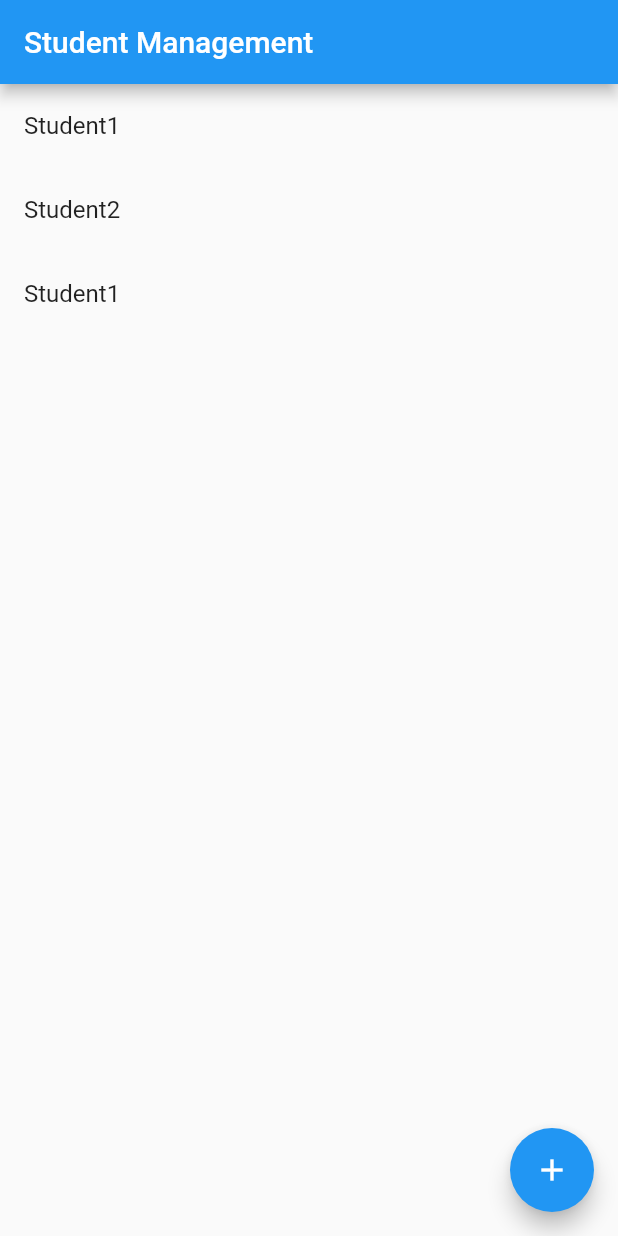
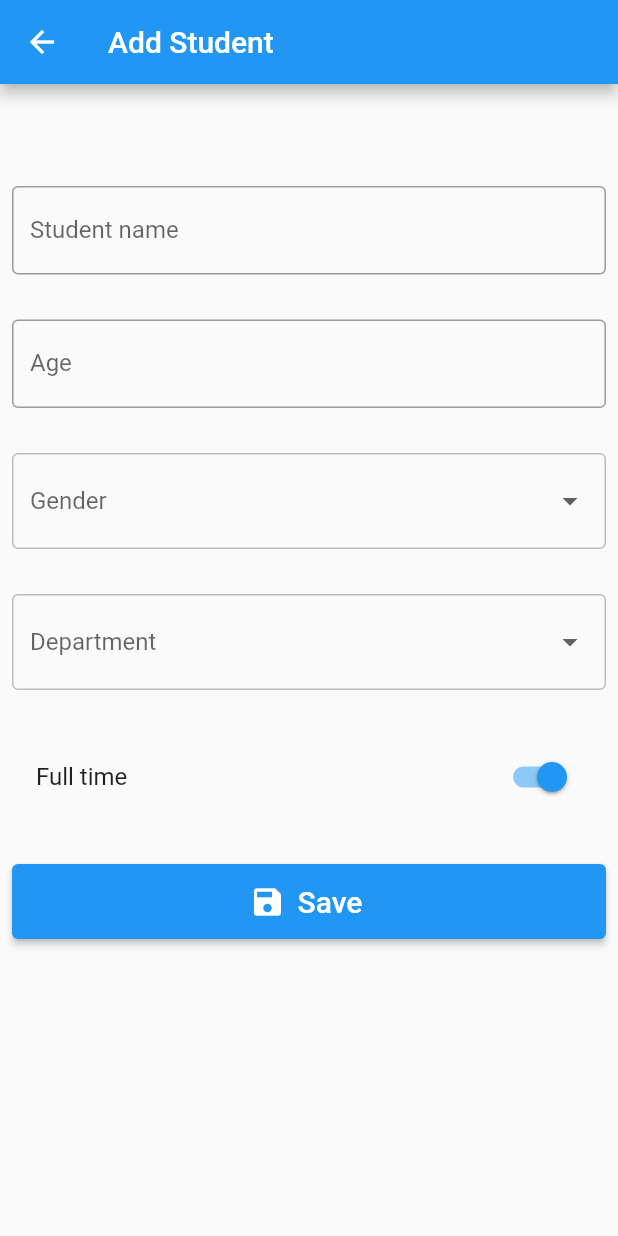
Before and after one commit to hariananthaa/fluttter_student_management, a Flutter app: the screen it shows after launch, after a tap on the "add" icon, on a phone screen of 412 x 824 dp. Run offline on Flutter 3.47's test engine with Material 2 defaults, Android fonts, the light colour scheme and no system bars; our stand-ins replace form_field_validator.

Commit message:
Student crud except delete

```diff
--- a/lib/models/student_list.dart
+++ b/lib/features/student/models/student_list.dart
@@ -1,4 +1,4 @@
-import 'package:flutter_student_management/models/student.dart';
+import 'package:flutter_student_management/features/student/models/student.dart';
 
 class StudentList {
   List<Student> items = [
--- /dev/null
+++ b/lib/features/student/view_model/student_list_view_model.dart
@@ -0,0 +1,21 @@
+import 'package:flutter/material.dart';
+import 'package:flutter_student_management/features/student/models/student.dart';
+import 'package:flutter_student_management/features/student/models/student_list.dart';
+
+class StudentListViewModel with ChangeNotifier {
+  final StudentList _studentList;
+
+  StudentListViewModel(this._studentList);
+
+  List<Student> get items => _studentList.items;
+
+  void addItem(Student student) {
+    _studentList.items.add(student);
+    notifyListeners();
+  }
+
+  void editStudentDetails(int index, Student student) {
+    _studentList.items[index] = student;
+    notifyListeners();
+  }
+}
--- /dev/null
+++ b/lib/features/student/views/student_details_view.dart
@@ -0,0 +1,263 @@
+// ignore_for_file: public_member_api_docs, sort_constructors_first
+import 'package:flutter/material.dart';
+import 'package:flutter_student_management/features/student/view_model/student_list_view_model.dart';
+import 'package:flutter_student_management/features/student/models/student.dart';
+import 'package:form_field_validator/form_field_validator.dart';
+
+import 'package:flutter_student_management/helpers/department_list.dart';
+import 'package:flutter_student_management/helpers/gender_list.dart';
+
+class DetailsPage extends StatefulWidget {
+  final StudentListViewModel viewModel;
+  final int? index;
+  const DetailsPage({
+    Key? key,
+    this.index,
+    required this.viewModel,
+  }) : super(key: key);
+
+  @override
+  State<DetailsPage> createState() => _DetailsPageState();
+}
+
+class _DetailsPageState extends State<DetailsPage> {
+  final GlobalKey<FormState> _formKey = GlobalKey();
+
+  String? _name;
+  int? _age;
+  String? _gender;
+  String? _department;
+  bool _isFullTime = true;
+
+  @override
+  void initState() {
+    super.initState();
+    if (widget.index != null) {
+      _name = widget.viewModel.items[widget.index!].name;
+      _age = widget.viewModel.items[widget.index!].age;
+      _gender = widget.viewModel.items[widget.index!].gender;
+      _department = widget.viewModel.items[widget.index!].department;
+      _isFullTime = widget.viewModel.items[widget.index!].isFullTime;
+    }
+  }
+
+  // This function is triggered when the "Save" button is pressed
+  void _saveForm() {
+    if (_formKey.currentState!.validate()) {
+      // Save the form data
+      _formKey.currentState!.save();
+
+      // Print the form data to the console
+      print('Name: $_name');
+      print('Age: $_age');
+      print('Gender: $_gender');
+      print('Department: $_department');
+      print('Full time: $_isFullTime');
+
+      Student student =
+          Student(_name!, _age!, _gender!, _department!, _isFullTime);
+
+      if (widget.index == null) {
+        widget.viewModel.addItem(student);
+      } else {
+        widget.viewModel.editStudentDetails(widget.index!, student);
+      }
+
+      Navigator.of(context).pop();
+    }
+  }
+
+  @override
+  Widget build(BuildContext context) {
+    return Scaffold(
+      appBar: AppBar(
+        automaticallyImplyLeading: true,
+        title: Text(widget.index == null ? 'Add Student' : "Edit Student"),
+      ),
+      body: SingleChildScrollView(
+        child: Padding(
+          padding: const EdgeInsets.all(8.0),
+          child: Form(
+            key: _formKey,
+            child: Column(
+              children: [
+                const SizedBox(
+                  height: 30,
+                ),
+
+                // Avatar section
+                widget.index != null
+                    ? Container(
+                        alignment: Alignment.center,
+                        height: 100,
+                        width: 100,
+                        decoration: BoxDecoration(
+                          color: Colors.deepPurple,
+                          borderRadius: BorderRadius.circular(50),
+                        ),
+                        child: Text(
+                          widget.viewModel.items[widget.index!].name[0],
+                          style: const TextStyle(
+                            color: Colors.white,
+                            fontSize: 50,
+                          ),
+                        ),
+                      )
+                    : const SizedBox(),
+
+                const SizedBox(
+                  height: 30,
+                ),
+
+                // Name text field
+                TextFormField(
+                  initialValue: _name,
+                  keyboardType: TextInputType.text,
+                  textInputAction: TextInputAction.next,
+                  validator: MultiValidator([
+                    RequiredValidator(errorText: 'Name is required'),
+                  ]),
+                  decoration: const InputDecoration(
+                    labelText: 'Student name',
+                    border: OutlineInputBorder(),
+                    errorBorder: OutlineInputBorder(
+                      borderSide: BorderSide(color: Colors.red, width: 1.5),
+                    ),
+                  ),
+                  onSaved: (value) => _name = value,
+                ),
+
+                const SizedBox(
+                  height: 30,
+                ),
+
+                // Age field
+                TextFormField(
+                  initialValue: widget.index != null
+                      ? widget.viewModel.items[widget.index!].age.toString()
+                      : null,
+                  keyboardType: TextInputType.number,
+                  validator: (val) {
+                    if (val == null || val.isEmpty) {
+                      return "Age is required";
+                    }
+                    try {
+                      int value = int.parse(val);
+                      if (value < 17 || value > 65) {
+                        return "Age must between 17 to 65";
+                      }
+                    } catch (e) {
+                      return "Invalid age";
+                    }
+                    return null;
+                  },
+                  decoration: const InputDecoration(
+                    labelText: 'Age',
+                    // This is the normal border
+                    border: OutlineInputBorder(),
+                    // This is the error border
+                    errorBorder: OutlineInputBorder(
+                      borderSide: BorderSide(color: Colors.red, width: 1.5),
+                    ),
+                  ),
+                  onSaved: (value) => _age = int.tryParse(value!),
+                ),
+
+                const SizedBox(
+                  height: 30,
+                ),
+
+                // Gender dropdown
+                DropdownButtonFormField(
+                  validator: (value) {
+                    if (value == null || value.isEmpty) {
+                      return "Gender is required";
+                    }
+                    return null;
+                  },
+                  decoration: InputDecoration(
+                    labelText: "Gender",
+                    enabledBorder: OutlineInputBorder(
+                      borderSide:
+                          BorderSide(width: 1, color: Colors.grey.shade400),
+                    ),
+                    border: const OutlineInputBorder(
+                      borderSide: BorderSide(width: 1),
+                    ),
+                  ),
+                  value: _gender,
+                  onChanged: (String? newValue) {
+                    setState(() {
+                      _gender = newValue!;
+                    });
+                  },
+                  items: genderList,
+                ),
+
+                const SizedBox(
+                  height: 30,
+                ),
+
+                // Department dropdown
+                DropdownButtonFormField(
+                  validator: (value) {
+                    if (value == null || value.isEmpty) {
+                      return "Department is required";
+                    }
+                    return null;
+                  },
+                  decoration: InputDecoration(
+                    labelText: "Department",
+                    enabledBorder: OutlineInputBorder(
+                      borderSide:
+                          BorderSide(width: 1, color: Colors.grey.shade400),
+                    ),
+                    border: const OutlineInputBorder(
+                      borderSide: BorderSide(width: 1),
+                    ),
+                  ),
+                  value: _department,
+                  onChanged: (String? newValue) {
+                    setState(() {
+                      _department = newValue!;
+                    });
+                  },
+                  items: departmentsList,
+                ),
+
+                const SizedBox(
+                  height: 30,
+                ),
+
+                // Full time or not switch
+                SwitchListTile(
+                  title: const Text('Full time'),
+                  value: _isFullTime,
+                  onChanged: (value) => setState(() => _isFullTime = value),
+                ),
+
+                const SizedBox(
+                  height: 30,
+                ),
+
+                // Save button
+                SizedBox(
+                  width: double.infinity,
+                  height: 50,
+                  child: ElevatedButton.icon(
+                    onPressed: _saveForm,
+                    icon: const Icon(Icons.save),
+                    label: const Text(
+                      'Save',
+                      style: TextStyle(fontSize: 20),
+                    ),
+                  ),
+                )
+              ],
+            ),
+          ),
+        ),
+      ),
+    );
+  }
+}
--- /dev/null
+++ b/lib/features/student/views/student_list_view.dart
@@ -0,0 +1,83 @@
+import 'package:flutter/material.dart';
+import 'package:flutter_student_management/features/student/view_model/student_list_view_model.dart';
+import 'package:flutter_student_management/features/student/views/student_details_view.dart';
+
+class HomePage extends StatefulWidget {
+  final StudentListViewModel viewModel;
+  const HomePage({super.key, required this.viewModel});
+
+  @override
+  _HomePageState createState() => _HomePageState();
+}
+
+class _HomePageState extends State<HomePage> {
+  @override
+  Widget build(BuildContext context) {
+    return Scaffold(
+      appBar: AppBar(
+        title: const Text('Student list'),
+      ),
+      body: ListView.builder(
+        itemCount: widget.viewModel.items.length,
+        itemBuilder: (context, index) {
+          return InkWell(
+            onTap: () {
+              Navigator.of(context).push(
+                MaterialPageRoute(
+                  builder: (context) => DetailsPage(
+                    index: index,
+                    viewModel: widget.viewModel,
+                  ),
+                ),
+              );
+            },
+            child: Container(
+              decoration: BoxDecoration(
+                border: Border(
+                  bottom: BorderSide(
+                    color: Colors.grey.shade300,
+                  ),
+                ),
+              ),
+              child: ListTile(
+                leading: Container(
+                  alignment: Alignment.center,
+                  height: 50,
+                  width: 50,
+                  decoration: BoxDecoration(
+                    color: Colors.deepPurple,
+                    borderRadius: BorderRadius.circular(50),
+                  ),
+                  child: Text(
+                    widget.viewModel.items[index].name[0],
+                    style: const TextStyle(
+                      color: Colors.white,
+                      fontSize: 22,
+                    ),
+                  ),
+                ),
+                title: Text(widget.viewModel.items[index].name),
+                subtitle: Text(widget.viewModel.items[index].department),
+              ),
+            ),
+          );
+        },
+      ),
+      floatingActionButton: FloatingActionButton(
+        onPressed: () {
+          Navigator.of(context).push(
+            MaterialPageRoute(
+              builder: (BuildContext context) => DetailsPage(
+                viewModel: widget.viewModel,
+              ),
+            ),
+          );
+          // _viewModel.addItem(
+          //     Student('Student1', 20, 'Male', 'Computer Science', true));
+          // setState(() {});
+        },
+        child: const Icon(Icons.add),
+      ),
+    );
+  }
+}
--- a/lib/features/student_details_view.dart
+++ /dev/null
@@ -1,18 +0,0 @@
-import 'package:flutter/material.dart';
-
-/// Displays detailed information about a SampleItem.
-class StudentDetailsView extends StatelessWidget {
-  const StudentDetailsView({super.key});
-
-  @override
-  Widget build(BuildContext context) {
-    return Scaffold(
-      appBar: AppBar(
-        title: const Text('Item Details'),
-      ),
-      body: const Center(
-        child: Text('More Information Here'),
-      ),
-    );
-  }
-}
--- a/lib/features/student_list_view.dart
+++ /dev/null
@@ -1,42 +0,0 @@
-import 'package:flutter/material.dart';
-import 'package:flutter_student_management/features/student_list_view_model.dart';
-import 'package:flutter_student_management/models/student.dart';
-import 'package:flutter_student_management/models/student_list.dart';
-
-class HomePage extends StatefulWidget {
-  const HomePage({super.key});
-
-  @override
-  _HomePageState createState() => _HomePageState();
-}
-
-class _HomePageState extends State<HomePage> {
-  late StudentListViewModel _viewModel;
-
-  @override
-  void initState() {
-    super.initState();
-    _viewModel = StudentListViewModel(StudentList());
-  }
-
-  @override
-  Widget build(BuildContext context) {
-    return Scaffold(
-      appBar: AppBar(title: const Text('Student Management')),
-      body: ListView.builder(
-        itemCount: _viewModel.items.length,
-        itemBuilder: (context, index) {
-          return ListTile(title: Text(_viewModel.items[index].name));
-        },
-      ),
-      floatingActionButton: FloatingActionButton(
-        onPressed: () {
-          _viewModel.addItem(
-              Student('Student1', 20, 'Male', 'Computer Science', true));
-          setState(() {});
-        },
-        child: const Icon(Icons.add),
-      ),
-    );
-  }
-}
--- a/lib/features/student_list_view_model.dart
+++ /dev/null
@@ -1,14 +0,0 @@
-import 'package:flutter_student_management/models/student.dart';
-import 'package:flutter_student_management/models/student_list.dart';
-
-class StudentListViewModel {
-  final StudentList _studentList;
-
-  StudentListViewModel(this._studentList);
-
-  List<Student> get items => _studentList.items;
-
-  void addItem(Student student) {
-    _studentList.items.add(student);
-  }
-}
--- /dev/null
+++ b/lib/features/view_model/student_list_view_model.dart
@@ -0,0 +1,21 @@
+import 'package:flutter/material.dart';
+import 'package:flutter_student_management/features/student/models/student.dart';
+import 'package:flutter_student_management/features/student/models/student_list.dart';
+
+class StudentListViewModel with ChangeNotifier {
+  final StudentList _studentList;
+
+  StudentListViewModel(this._studentList);
+
+  List<Student> get items => _studentList.items;
+
+  void addItem(Student student) {
+    _studentList.items.add(student);
+    notifyListeners();
+  }
+
+  void editStudentDetails(int index, Student student) {
+    _studentList.items[index] = student;
+    notifyListeners();
+  }
+}
--- /dev/null
+++ b/lib/helpers/department_list.dart
@@ -0,0 +1,23 @@
+import 'package:flutter/material.dart';
+
+List<DropdownMenuItem<String>> get departmentsList {
+  List<DropdownMenuItem<String>> departments = [
+    const DropdownMenuItem(
+      value: "Mathematics",
+      child: Text("Mathematics"),
+    ),
+    const DropdownMenuItem(
+      value: "Physics",
+      child: Text("Physics"),
+    ),
+    const DropdownMenuItem(
+      value: "Chemistry",
+      child: Text("Chemistry"),
+    ),
+    const DropdownMenuItem(
+      value: "Computer Science",
+      child: Text("Computer Science"),
+    ),
+  ];
+  return departments;
+}
--- /dev/null
+++ b/lib/helpers/gender_list.dart
@@ -0,0 +1,19 @@
+import 'package:flutter/material.dart';
+
+List<DropdownMenuItem<String>> get genderList {
+  List<DropdownMenuItem<String>> gender = [
+    const DropdownMenuItem(
+      value: "Male",
+      child: Text("Male"),
+    ),
+    const DropdownMenuItem(
+      value: "Female",
+      child: Text("Female"),
+    ),
+    const DropdownMenuItem(
+      value: "Transgender",
+      child: Text("Transgender"),
+    ),
+  ];
+  return gender;
+}
--- a/lib/main.dart
+++ b/lib/main.dart
@@ -1,18 +1,33 @@
 import 'package:flutter/material.dart';
-import 'package:flutter_student_management/features/student_list_view.dart';
+import 'package:flutter_student_management/features/student/view_model/student_list_view_model.dart';
+import 'package:flutter_student_management/features/student/views/student_list_view.dart';
+import 'package:flutter_student_management/features/student/models/student_list.dart';
 
 void main() {
-  runApp(const StudentManagementApp());
+  final studentListController = StudentListViewModel(StudentList());
+  runApp(
+    StudentManagementApp(
+      viewModel: studentListController,
+    ),
+  );
 }
 
 class StudentManagementApp extends StatelessWidget {
-  const StudentManagementApp({super.key});
+  const StudentManagementApp({super.key, required this.viewModel});
+  final StudentListViewModel viewModel;
 
   @override
   Widget build(BuildContext context) {
-    return const MaterialApp(
-      title: "Student Management App",
-      home: HomePage(),
+    return ListenableBuilder(
+      listenable: viewModel,
+      builder: (BuildContext context, Widget? child) {
+        return MaterialApp(
+          title: "Student Management App",
+          home: HomePage(
+            viewModel: viewModel,
+          ),
+        );
+      },
     );
   }
 }
--- a/pubspec.yaml
+++ b/pubspec.yaml
@@ -34,6 +34,7 @@ dependencies:
   # The following adds the Cupertino Icons font to your application.
   # Use with the CupertinoIcons class for iOS style icons.
   cupertino_icons: ^1.0.2
+  form_field_validator: ^1.1.0
 
 dev_dependencies:
   flutter_test:
```
Also changed, not shown: lib/features/student/models/student.dart (renamed from lib/models/student.dart), pubspec.lock, 1 other file.
